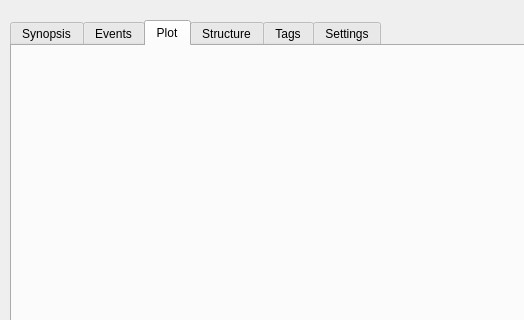
The window that ui/novel_view.ui (zkovari/plotlyst) describes before a commit, drawn with Qt 5; both pictures show x 0 to 524 and y 0 to 320 of the 650 by 560 pixel window.
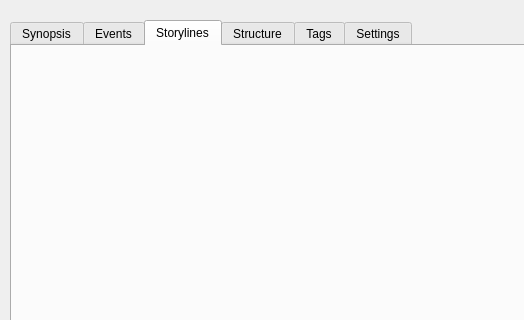
The same window after the commit. The open tabs and pages were chosen to show the change. Custom widgets are drawn as their Qt base class.

Commit message: Rename plot to storylines and change icons

Patch:
```diff
--- a/ui/novel_view.ui
+++ b/ui/novel_view.ui
@@ -397,7 +397,7 @@
      </widget>
      <widget class="QWidget" name="tabPlot">
       <attribute name="title">
-       <string>Plot</string>
+       <string>Storylines</string>
       </attribute>
       <layout class="QVBoxLayout" name="verticalLayout_12">
        <property name="spacing">
```
Left out of the diff: 2 changed lines with no effect on the pictures. The commit also changes 4 other files.
